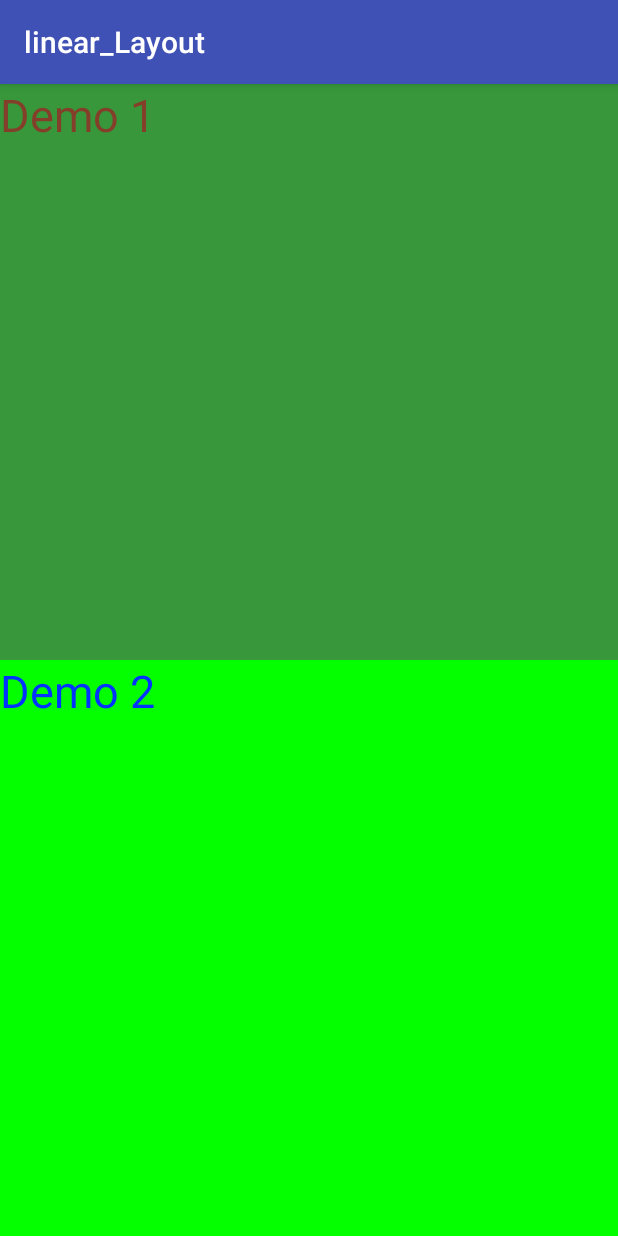
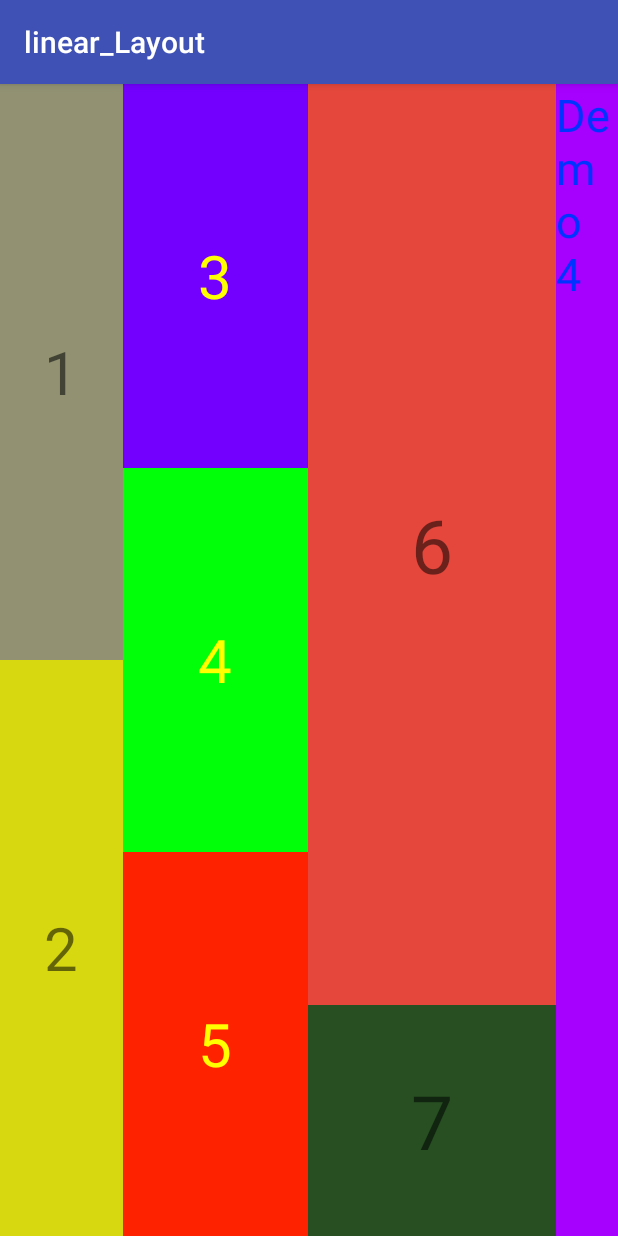
Before and after one commit to kimtoan1997ld/Android-Learning, an Android app: the screen it shows after launch (MainActivity), on a phone screen of 412 x 824 dp. Run offline under Robolectric (Android 15) with nearby library versions, the phone set to English and light mode, and no system bars.

Commit message:
Add example about Device Screen

```diff
--- a/Linear layout/app/src/main/res/layout/activity_main.xml
+++ b/Linear layout/app/src/main/res/layout/activity_main.xml
@@ -1,26 +1,134 @@
 <?xml version="1.0" encoding="utf-8"?>
 <LinearLayout
-    android:orientation="vertical"
+    android:orientation="horizontal"
     android:layout_height="match_parent"
     android:layout_width="match_parent"
+    android:weightSum="10"
     xmlns:android="http://schemas.android.com/apk/res/android">
+ <!--2 3 4 1-->
+    <!--<TextView-->
+        <!--android:layout_weight="2"-->
+        <!--android:layout_width="match_parent"-->
+        <!--android:layout_height="0dp"-->
+        <!--android:text="Demo 1"-->
+        <!--android:textColor="#843f2a"-->
+        <!--android:textSize="30sp"-->
+        <!--android:background="#38973a"-->
+        <!--/>-->
+    <LinearLayout
+        android:layout_weight="2"
+        android:orientation="vertical"
+        android:layout_width="0dp"
+        android:background="#ff0"
+        android:layout_height="match_parent"
 
+        >
+
+        <TextView
+            android:gravity="center"
+            android:layout_weight="1"
+            android:textSize="40sp"
+            android:text="1"
+            android:background="#929273"
+            android:layout_width="match_parent"
+            android:layout_height="0dp" />
+        <TextView
+            android:gravity="center"
+            android:layout_weight="1"
+            android:textSize="40sp"
+            android:text="2"
+            android:background="#d8d811"
+            android:layout_width="match_parent"
+            android:layout_height="0dp" />
+    </LinearLayout>
+
+    <!--<TextView-->
+        <!--android:layout_weight="3"-->
+        <!--android:layout_width="0dp"-->
+        <!--android:layout_height="match_parent"-->
+        <!--android:textSize="30sp"-->
+        <!--android:text="Demo 2"-->
+        <!--android:background="#04ff00"-->
+        <!--android:textColor="#0033ff"-->
+        <!--/>-->
+    <LinearLayout
+        android:orientation="vertical"
+        android:background="#00ff08"
+        android:layout_weight="3"
+        android:layout_width="0dp"
+        android:layout_height="match_parent">
+        <TextView
+            android:background="#7300ff"
+           android:gravity="center"
+            android:layout_weight="1"
+            android:layout_width="match_parent"
+            android:layout_height="0dp"
+            android:text="3"
+            android:textSize="40dp"
+            android:textColor="#ff0"
+            />
+        <TextView
+            android:gravity="center"
+            android:layout_weight="1"
+            android:layout_width="match_parent"
+            android:layout_height="0dp"
+            android:text="4"
+            android:textSize="40dp"
+            android:textColor="#ff0"
+            />
+        <TextView
+            android:gravity="center"
+            android:background="#ff2200"
+            android:layout_weight="1"
+            android:layout_width="match_parent"
+            android:layout_height="0dp"
+            android:text="5"
+            android:textSize="40dp"
+            android:textColor="#ff0"
+
+            />
+    </LinearLayout>
+    <!--<TextView-->
+        <!--android:layout_weight="4"-->
+        <!--android:layout_width="0dp"-->
+        <!--android:layout_height="match_parent"-->
+        <!--android:textSize="30sp"-->
+        <!--android:text="Demo 3"-->
+        <!--android:background="#413432"-->
+        <!--android:textColor="#0033ff"-->
+        <!--/>-->
+    <LinearLayout
+        android:orientation="vertical"
+        android:layout_weight="4"
+        android:layout_width="0dp"
+        android:weightSum="10"
+        android:layout_height="match_parent">
+        <TextView
+            android:layout_weight="8"
+            android:layout_width="match_parent"
+            android:layout_height="0dp"
+            android:background="#e6473c"
+            android:text="6"
+            android:textSize="50sp"
+            android:gravity="center"
+            />
+        <TextView
+            android:layout_weight="2"
+            android:layout_width="match_parent"
+            android:layout_height="0dp"
+            android:background="#274f22"
+            android:text="7"
+            android:textSize="50sp"
+            android:gravity="center"
+            />
+    </LinearLayout>
     <TextView
         android:layout_weight="1"
-        android:layout_width="match_parent"
-        android:layout_height="match_parent"
-        android:text="Demo 1"
-        android:textColor="#843f2a"
-        android:textSize="30sp"
-        android:background="#38973a"
-        />
-    <TextView
-        android:layout_weight="1"
-        android:layout_width="match_parent"
+        android:layout_width="0dp"
         android:layout_height="match_parent"
         android:textSize="30sp"
-        android:text="Demo 2"
-        android:background="#04ff00"
+        android:text="Demo 4"
+        android:background="#a600ff"
         android:textColor="#0033ff"
         />
 
```
